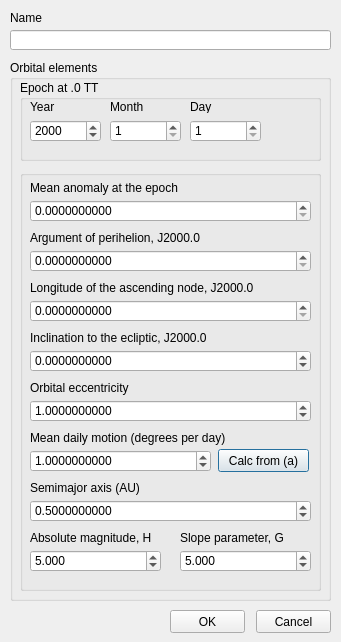
Old version of the form casteredit.ui in the repository PavelMr/skytechx.
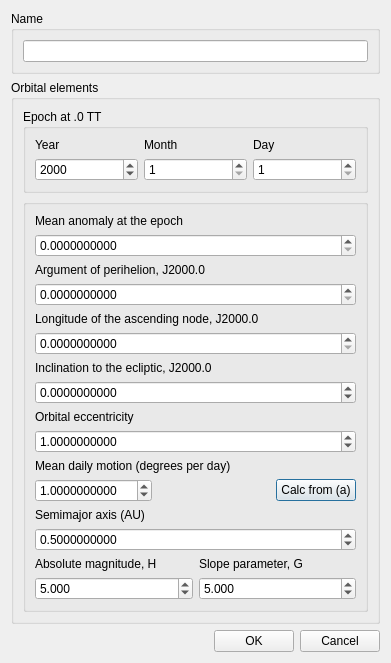
New version of the form.

Diff of the .ui file:
```diff
--- a/casteredit.ui
+++ b/casteredit.ui
@@ -6,72 +6,67 @@
    <rect>
     <x>0</x>
     <y>0</y>
-    <width>341</width>
-    <height>642</height>
+    <width>391</width>
+    <height>618</height>
    </rect>
   </property>
   <property name="windowTitle">
    <string>Edit a asteroid </string>
   </property>
-  <widget class="QLabel" name="label">
-   <property name="geometry">
-    <rect>
-     <x>10</x>
-     <y>10</y>
-     <width>241</width>
-     <height>16</height>
-    </rect>
-   </property>
-   <property name="text">
+  <layout class="QVBoxLayout" name="verticalLayout_3">
+   <item>
+    <layout class="QVBoxLayout" name="verticalLayout_2" stretch="0,1">
+     <item>
+      <widget class="QGroupBox" name="groupBox_5">
+       <property name="title">
     <string>Name</string>
    </property>
-  </widget>
+       <layout class="QVBoxLayout" name="verticalLayout_8" stretch="0">
+        <item>
+         <layout class="QVBoxLayout" name="verticalLayout_7">
+          <item>
   <widget class="QLineEdit" name="lineEdit">
-   <property name="geometry">
-    <rect>
-     <x>10</x>
-     <y>30</y>
-     <width>321</width>
-     <height>20</height>
-    </rect>
-   </property>
    <property name="maxLength">
     <number>31</number>
    </property>
   </widget>
-  <widget class="QGroupBox" name="groupBox">
-   <property name="geometry">
-    <rect>
-     <x>10</x>
-     <y>60</y>
-     <width>321</width>
-     <height>541</height>
-    </rect>
-   </property>
+          </item>
+         </layout>
+        </item>
+       </layout>
+      </widget>
+     </item>
+     <item>
+      <widget class="QGroupBox" name="groupBox_4">
    <property name="title">
     <string>Orbital elements</string>
    </property>
+       <layout class="QVBoxLayout" name="verticalLayout_5">
+        <item>
+         <layout class="QVBoxLayout" name="verticalLayout_4">
+          <item>
    <widget class="QGroupBox" name="groupBox_2">
-    <property name="geometry">
-     <rect>
-      <x>10</x>
-      <y>20</y>
-      <width>301</width>
-      <height>81</height>
-     </rect>
-    </property>
     <property name="title">
      <string>Epoch at .0 TT</string>
     </property>
+            <layout class="QVBoxLayout" name="verticalLayout_6">
+             <item>
+              <layout class="QGridLayout" name="gridLayout">
+               <item row="1" column="1">
+                <widget class="QSpinBox" name="spinBox_2">
+                 <property name="suffix">
+                  <string/>
+                 </property>
+                 <property name="minimum">
+                  <number>1</number>
+                 </property>
+                 <property name="maximum">
+                  <number>12</number>
+                 </property>
+                </widget>
+               </item>
+               <item row="1" column="0">
     <widget class="QSpinBox" name="spinBox">
-     <property name="geometry">
-      <rect>
-       <x>10</x>
-       <y>40</y>
-       <width>71</width>
-       <height>22</height>
-      </rect>
-     </property>
      <property name="suffix">
       <string/>
      </property>
@@ -82,118 +77,67 @@
       <number>2000</number>
      </property>
     </widget>
-    <widget class="QLabel" name="label_2">
-     <property name="geometry">
-      <rect>
-       <x>10</x>
-       <y>20</y>
-       <width>46</width>
-       <height>13</height>
-      </rect>
-     </property>
-     <property name="text">
-      <string>Year</string>
-     </property>
-    </widget>
-    <widget class="QSpinBox" name="spinBox_2">
-     <property name="geometry">
-      <rect>
-       <x>90</x>
-       <y>40</y>
-       <width>71</width>
-       <height>22</height>
-      </rect>
-     </property>
-     <property name="suffix">
-      <string/>
-     </property>
-     <property name="minimum">
-      <number>1</number>
-     </property>
-     <property name="maximum">
-      <number>12</number>
-     </property>
-    </widget>
+               </item>
+               <item row="0" column="1">
     <widget class="QLabel" name="label_3">
-     <property name="geometry">
-      <rect>
-       <x>90</x>
-       <y>20</y>
-       <width>46</width>
-       <height>13</height>
-      </rect>
-     </property>
      <property name="text">
       <string>Month</string>
      </property>
     </widget>
-    <widget class="QSpinBox" name="spinBox_3">
-     <property name="geometry">
-      <rect>
-       <x>170</x>
-       <y>40</y>
-       <width>71</width>
-       <height>22</height>
-      </rect>
-     </property>
-     <property name="suffix">
-      <string/>
-     </property>
-     <property name="minimum">
-      <number>1</number>
-     </property>
-     <property name="maximum">
-      <number>31</number>
-     </property>
-    </widget>
+               </item>
+               <item row="0" column="0">
+                <widget class="QLabel" name="label_2">
+                 <property name="text">
+                  <string>Year</string>
+                 </property>
+                </widget>
+               </item>
+               <item row="0" column="2">
     <widget class="QLabel" name="label_4">
-     <property name="geometry">
-      <rect>
-       <x>170</x>
-       <y>20</y>
-       <width>46</width>
-       <height>13</height>
-      </rect>
-     </property>
      <property name="text">
       <string>Day</string>
      </property>
     </widget>
-   </widget>
-   <widget class="QGroupBox" name="groupBox_3">
-    <property name="geometry">
-     <rect>
-      <x>10</x>
-      <y>110</y>
-      <width>301</width>
-      <height>421</height>
-     </rect>
-    </property>
+               </item>
+               <item row="1" column="2">
+                <widget class="QSpinBox" name="spinBox_3">
+                 <property name="suffix">
+                  <string/>
+                 </property>
+                 <property name="minimum">
+                  <number>1</number>
+                 </property>
+                 <property name="maximum">
+                  <number>31</number>
+                 </property>
+                </widget>
+               </item>
+              </layout>
+             </item>
+            </layout>
+            <zorder>groupBox_3</zorder>
+            <zorder>gridLayoutWidget</zorder>
+           </widget>
+          </item>
+         </layout>
+        </item>
+        <item>
+         <widget class="QGroupBox" name="groupBox_6">
     <property name="title">
      <string/>
     </property>
+          <layout class="QVBoxLayout" name="verticalLayout_10">
+           <item>
+            <layout class="QVBoxLayout" name="verticalLayout_9">
+             <item>
     <widget class="QLabel" name="label_5">
-     <property name="geometry">
-      <rect>
-       <x>10</x>
-       <y>10</y>
-       <width>271</width>
-       <height>16</height>
-      </rect>
-     </property>
      <property name="text">
       <string>Mean anomaly at the epoch</string>
      </property>
     </widget>
+             </item>
+             <item>
     <widget class="QDoubleSpinBox" name="doubleSpinBox">
-     <property name="geometry">
-      <rect>
-       <x>10</x>
-       <y>30</y>
-       <width>281</width>
-       <height>22</height>
-      </rect>
-     </property>
      <property name="decimals">
       <number>10</number>
      </property>
@@ -201,28 +145,16 @@
       <double>360.000000000000000</double>
      </property>
     </widget>
+             </item>
+             <item>
     <widget class="QLabel" name="label_6">
-     <property name="geometry">
-      <rect>
-       <x>10</x>
-       <y>60</y>
-       <width>271</width>
-       <height>16</height>
-      </rect>
-     </property>
      <property name="text">
       <string>Argument of perihelion, J2000.0</string>
      </property>
     </widget>
+             </item>
+             <item>
     <widget class="QDoubleSpinBox" name="doubleSpinBox_2">
-     <property name="geometry">
-      <rect>
-       <x>10</x>
-       <y>80</y>
-       <width>281</width>
-       <height>22</height>
-      </rect>
-     </property>
      <property name="decimals">
       <number>10</number>
      </property>
@@ -230,28 +162,16 @@
       <double>360.000000000000000</double>
      </property>
     </widget>
+             </item>
+             <item>
     <widget class="QLabel" name="label_7">
-     <property name="geometry">
-      <rect>
-       <x>10</x>
-       <y>110</y>
-       <width>271</width>
-       <height>16</height>
-      </rect>
-     </property>
      <property name="text">
       <string>Longitude of the ascending node, J2000.0</string>
      </property>
     </widget>
+             </item>
+             <item>
     <widget class="QDoubleSpinBox" name="doubleSpinBox_3">
-     <property name="geometry">
-      <rect>
-       <x>10</x>
-       <y>130</y>
-       <width>281</width>
-       <height>22</height>
-      </rect>
-     </property>
      <property name="decimals">
       <number>10</number>
      </property>
@@ -259,28 +179,16 @@
       <double>360.000000000000000</double>
      </property>
     </widget>
+             </item>
+             <item>
     <widget class="QLabel" name="label_8">
-     <property name="geometry">
-      <rect>
-       <x>10</x>
-       <y>160</y>
-       <width>271</width>
-       <height>16</height>
-      </rect>
-     </property>
      <property name="text">
       <string>Inclination to the ecliptic, J2000.0</string>
      </property>
     </widget>
+             </item>
+             <item>
     <widget class="QDoubleSpinBox" name="doubleSpinBox_4">
-     <property name="geometry">
-      <rect>
-       <x>10</x>
-       <y>180</y>
-       <width>281</width>
-       <height>22</height>
-      </rect>
-     </property>
      <property name="decimals">
       <number>10</number>
      </property>
@@ -291,15 +199,16 @@
       <double>180.000000000000000</double>
      </property>
     </widget>
+             </item>
+             <item>
+              <widget class="QLabel" name="label_9">
+               <property name="text">
+                <string>Orbital eccentricity</string>
+               </property>
+              </widget>
+             </item>
+             <item>
     <widget class="QDoubleSpinBox" name="doubleSpinBox_5">
-     <property name="geometry">
-      <rect>
-       <x>10</x>
-       <y>230</y>
-       <width>281</width>
-       <height>22</height>
-      </rect>
-     </property>
      <property name="decimals">
       <number>10</number>
      </property>
@@ -313,41 +222,18 @@
       <double>1.000000000000000</double>
      </property>
     </widget>
-    <widget class="QLabel" name="label_9">
-     <property name="geometry">
-      <rect>
-       <x>10</x>
-       <y>210</y>
-       <width>271</width>
-       <height>16</height>
-      </rect>
-     </property>
-     <property name="text">
-      <string>Orbital eccentricity</string>
-     </property>
-    </widget>
+             </item>
+             <item>
     <widget class="QLabel" name="label_10">
-     <property name="geometry">
-      <rect>
-       <x>10</x>
-       <y>260</y>
-       <width>271</width>
-       <height>16</height>
-      </rect>
-     </property>
      <property name="text">
       <string>Mean daily motion (degrees per day)</string>
      </property>
     </widget>
+             </item>
+             <item>
+              <layout class="QHBoxLayout" name="horizontalLayout_3">
+               <item>
     <widget class="QDoubleSpinBox" name="doubleSpinBox_6">
-     <property name="geometry">
-      <rect>
-       <x>10</x>
-       <y>280</y>
-       <width>181</width>
-       <height>22</height>
-      </rect>
-     </property>
      <property name="decimals">
       <number>10</number>
      </property>
@@ -361,41 +247,38 @@
       <double>1.000000000000000</double>
      </property>
     </widget>
+               </item>
+               <item>
+                <spacer name="horizontalSpacer">
+                 <property name="orientation">
+                  <enum>Qt::Horizontal</enum>
+                 </property>
+                 <property name="sizeHint" stdset="0">
+                  <size>
+                   <width>40</width>
+                   <height>20</height>
+                  </size>
+                 </property>
+                </spacer>
+               </item>
+               <item>
     <widget class="QPushButton" name="pushButton">
-     <property name="geometry">
-      <rect>
-       <x>198</x>
-       <y>279</y>
-       <width>91</width>
-       <height>23</height>
-      </rect>
-     </property>
      <property name="text">
       <string>Calc from (a)</string>
      </property>
     </widget>
+               </item>
+              </layout>
+             </item>
+             <item>
     <widget class="QLabel" name="label_11">
-     <property name="geometry">
-      <rect>
-       <x>10</x>
-       <y>310</y>
-       <width>271</width>
-       <height>16</height>
-      </rect>
-     </property>
      <property name="text">
       <string>Semimajor axis (AU)</string>
      </property>
     </widget>
+             </item>
+             <item>
     <widget class="QDoubleSpinBox" name="doubleSpinBox_7">
-     <property name="geometry">
-      <rect>
-       <x>10</x>
-       <y>330</y>
-       <width>281</width>
-       <height>22</height>
-      </rect>
-     </property>
      <property name="decimals">
       <number>10</number>
      </property>
@@ -409,63 +292,47 @@
       <double>0.500000000000000</double>
      </property>
     </widget>
+             </item>
+             <item>
+              <layout class="QHBoxLayout" name="horizontalLayout_4">
+               <item>
     <widget class="QLabel" name="label_12">
-     <property name="geometry">
-      <rect>
-       <x>10</x>
-       <y>360</y>
-       <width>131</width>
-       <height>16</height>
-      </rect>
-     </property>
      <property name="text">
       <string>Absolute magnitude, H</string>
      </property>
     </widget>
-    <widget class="QDoubleSpinBox" name="doubleSpinBox_8">
-     <property name="geometry">
-      <rect>
-       <x>10</x>
-       <y>380</y>
-       <width>131</width>
-       <height>22</height>
-      </rect>
-     </property>
-     <property name="decimals">
-      <number>3</number>
-     </property>
-     <property name="minimum">
-      <double>-30.000000000000000</double>
-     </property>
-     <property name="maximum">
-      <double>30.000000000000000</double>
-     </property>
-     <property name="value">
-      <double>5.000000000000000</double>
-     </property>
-    </widget>
+               </item>
+               <item>
     <widget class="QLabel" name="label_13">
-     <property name="geometry">
-      <rect>
-       <x>160</x>
-       <y>360</y>
-       <width>131</width>
-       <height>16</height>
-      </rect>
-     </property>
      <property name="text">
       <string>Slope parameter, G</string>
      </property>
     </widget>
+               </item>
+              </layout>
+             </item>
+            </layout>
+           </item>
+           <item>
+            <layout class="QHBoxLayout" name="horizontalLayout_5">
+             <item>
+              <widget class="QDoubleSpinBox" name="doubleSpinBox_8">
+               <property name="decimals">
+                <number>3</number>
+               </property>
+               <property name="minimum">
+                <double>-30.000000000000000</double>
+               </property>
+               <property name="maximum">
+                <double>30.000000000000000</double>
+               </property>
+               <property name="value">
+                <double>5.000000000000000</double>
+               </property>
+              </widget>
+             </item>
+             <item>
     <widget class="QDoubleSpinBox" name="doubleSpinBox_9">
-     <property name="geometry">
-      <rect>
-       <x>160</x>
-       <y>380</y>
-       <width>131</width>
-       <height>22</height>
-      </rect>
-     </property>
      <property name="decimals">
       <number>3</number>
      </property>
@@ -479,34 +346,62 @@
       <double>5.000000000000000</double>
      </property>
     </widget>
-   </widget>
-  </widget>
-  <widget class="QPushButton" name="pushButton_2">
-   <property name="geometry">
-    <rect>
-     <x>256</x>
-     <y>610</y>
-     <width>75</width>
-     <height>23</height>
-    </rect>
-   </property>
-   <property name="text">
-    <string>Cancel</string>
-   </property>
-  </widget>
+             </item>
+            </layout>
+           </item>
+          </layout>
+         </widget>
+        </item>
+        <item>
+         <spacer name="verticalSpacer">
+          <property name="orientation">
+           <enum>Qt::Vertical</enum>
+          </property>
+          <property name="sizeHint" stdset="0">
+           <size>
+            <width>20</width>
+            <height>40</height>
+           </size>
+          </property>
+         </spacer>
+        </item>
+       </layout>
+      </widget>
+     </item>
+    </layout>
+   </item>
+   <item>
+    <layout class="QHBoxLayout" name="horizontalLayout_2">
+     <item>
+      <spacer name="horizontalSpacer_2">
+       <property name="orientation">
+        <enum>Qt::Horizontal</enum>
+       </property>
+       <property name="sizeHint" stdset="0">
+        <size>
+         <width>40</width>
+         <height>20</height>
+        </size>
+       </property>
+      </spacer>
+     </item>
+     <item>
   <widget class="QPushButton" name="pushButton_3">
-   <property name="geometry">
-    <rect>
-     <x>170</x>
-     <y>610</y>
-     <width>75</width>
-     <height>23</height>
-    </rect>
-   </property>
    <property name="text">
     <string>OK</string>
    </property>
   </widget>
+     </item>
+     <item>
+      <widget class="QPushButton" name="pushButton_2">
+       <property name="text">
+        <string>Cancel</string>
+       </property>
+      </widget>
+     </item>
+    </layout>
+   </item>
+  </layout>
  </widget>
  <tabstops>
   <tabstop>lineEdit</tabstop>
```
Left out of the diff: 2 changed lines with no effect on the pictures. Lines whose indentation alone changed are shown as unchanged.
